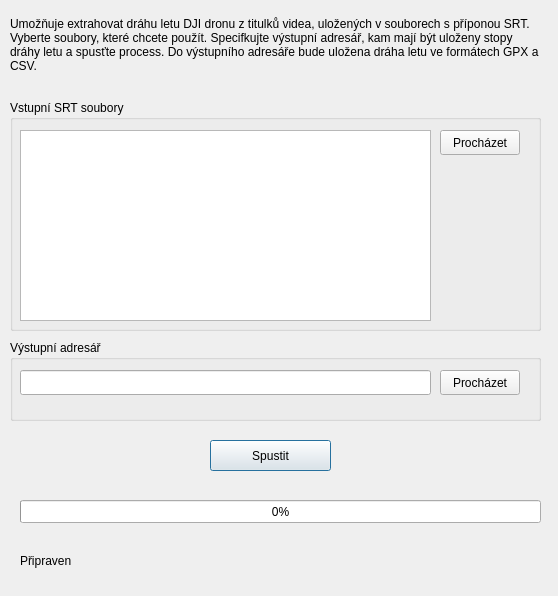
This is src/convert.ui in ruz76/dji_srt2gpx as Qt 5 draws it before an edit. The edited form follows.
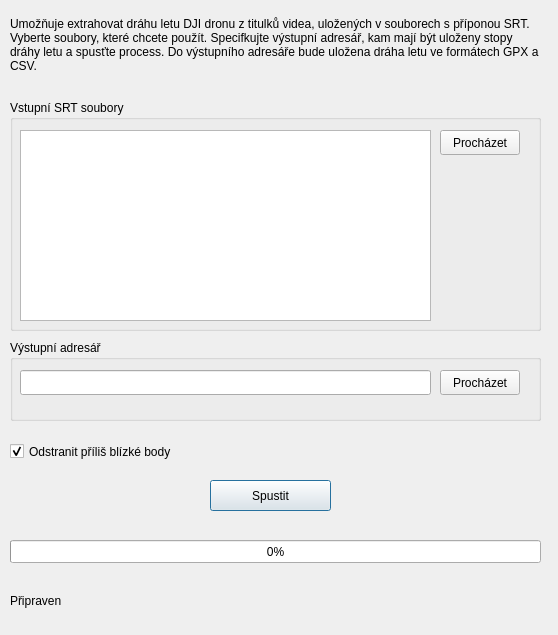
This is the edited form.

Diff of the .ui file:
```diff
--- a/src/convert.ui
+++ b/src/convert.ui
@@ -7,7 +7,7 @@
     <x>0</x>
     <y>0</y>
     <width>558</width>
-    <height>596</height>
+    <height>635</height>
    </rect>
   </property>
   <property name="windowTitle">
@@ -17,7 +17,7 @@
    <property name="geometry">
     <rect>
      <x>210</x>
-     <y>440</y>
+     <y>480</y>
      <width>121</width>
      <height>31</height>
     </rect>
@@ -29,9 +29,9 @@
   <widget class="QProgressBar" name="progressBar">
    <property name="geometry">
     <rect>
-     <x>20</x>
-     <y>500</y>
-     <width>521</width>
+     <x>10</x>
+     <y>540</y>
+     <width>531</width>
      <height>23</height>
     </rect>
    </property>
@@ -42,9 +42,9 @@
   <widget class="QLabel" name="labelStatus">
    <property name="geometry">
     <rect>
-     <x>20</x>
-     <y>540</y>
-     <width>501</width>
+     <x>10</x>
+     <y>580</y>
+     <width>531</width>
      <height>41</height>
     </rect>
    </property>
@@ -143,6 +143,22 @@
     <bool>true</bool>
    </property>
   </widget>
+  <widget class="QCheckBox" name="checkBoxReduce">
+   <property name="geometry">
+    <rect>
+     <x>10</x>
+     <y>440</y>
+     <width>521</width>
+     <height>23</height>
+    </rect>
+   </property>
+   <property name="text">
+    <string>Odstranit příliš blízké body</string>
+   </property>
+   <property name="checked">
+    <bool>true</bool>
+   </property>
+  </widget>
  </widget>
  <resources/>
  <connections/>
```
